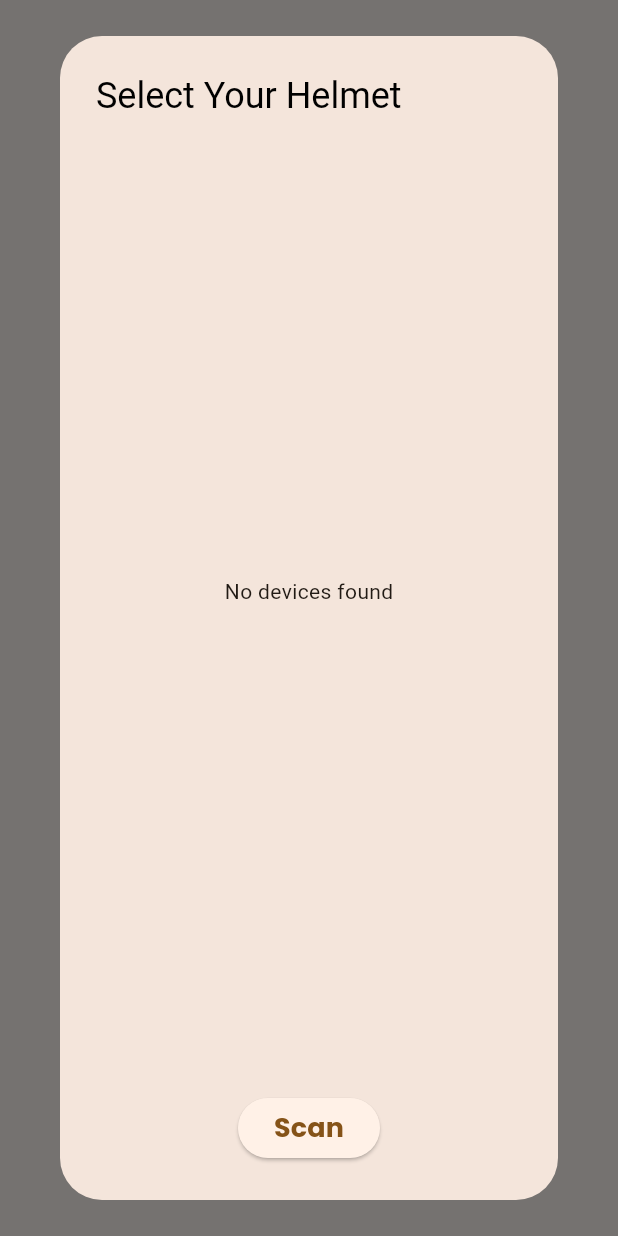
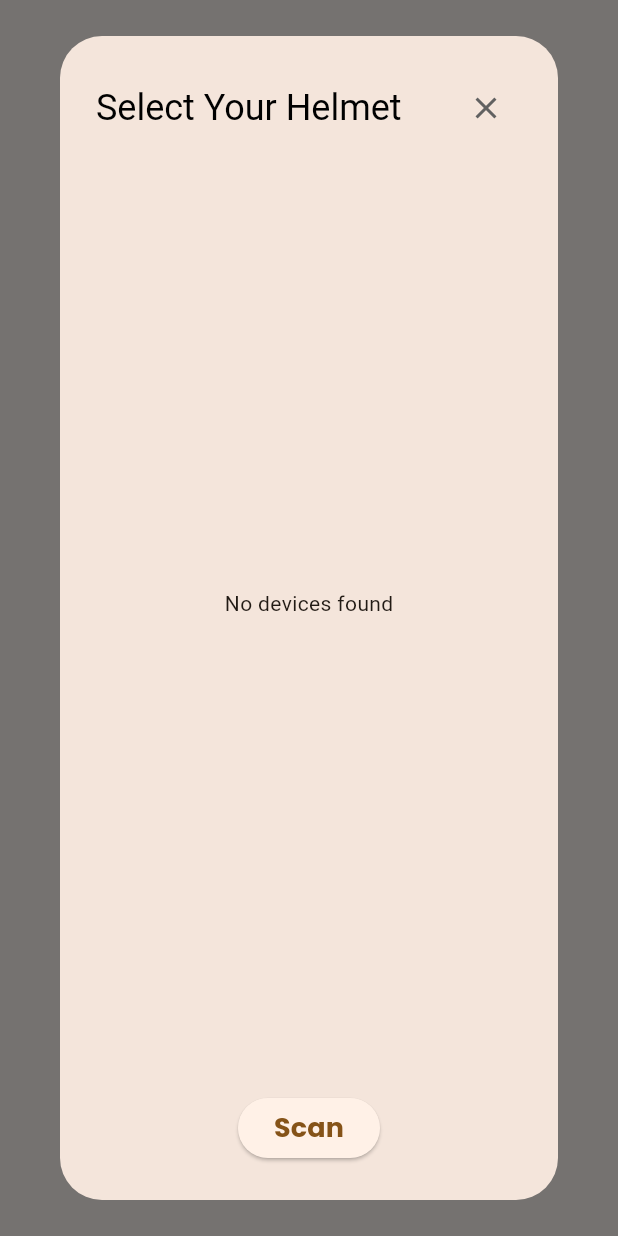
Before and after one commit to UCD-193AB-ws24/CycleGuardFrontend, a Flutter app: what showCustomDialog() shows on an empty page, opened directly, on a phone screen of 412 x 824 dp. Run offline on Flutter 3.47's test engine with Material 3 defaults, Android fonts, the phone set to English and light mode, and no system bars; drawn by our look-alikes of showcaseview; our stand-ins replace confetti, curved_navigation_bar, fl_chart, flutter_blue_plus, flutter_dotenv, flutter_local_notifications and 19 more; missing offline and left inert: android_intent_plus, draggable_scrollbar, restart_app; accounts and stored records are empty; network calls fail.

Commit message:
Close button on helmet connection menu

```diff
--- a/lib/pages/ble.dart
+++ b/lib/pages/ble.dart
@@ -101,7 +101,17 @@ Future<void> showCustomDialog(BuildContext context,
     builder: (BuildContext context) {
       return AlertDialog(
         contentPadding: EdgeInsets.symmetric(horizontal: 10,vertical: 10),
-        title: Text('Select Your Helmet', style: TextStyle(color: Colors.black)),
+        title: Row(
+          mainAxisAlignment: MainAxisAlignment.spaceBetween,
+          children: [
+            Text('Select Your Helmet', style: TextStyle(color: Colors.black)),
+            IconButton(
+              icon: Icon(Icons.close, color: Colors.grey[700]),
+              onPressed: () => Navigator.of(context).pop(),
+              tooltip: 'Close',
+            ),
+          ],
+        ),
         content: Container(
 
           height: 1000,
```
